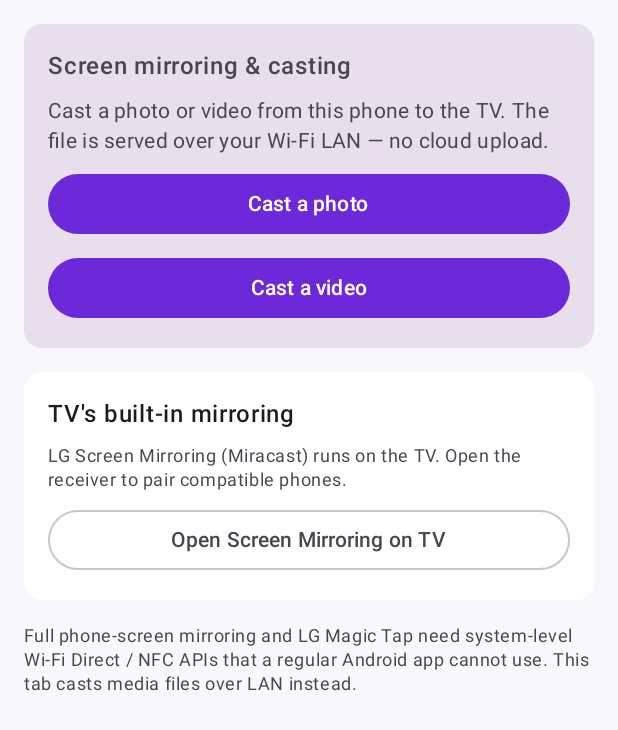
After one commit to janakiammanike/luma-gallery, an Android app built with Jetpack Compose: the composable CastTab shown on its own in the app's theme, on a phone screen of 412 x 824 dp. The commit adds this screen. Shown: the top 730 px of the screen. Run offline under Robolectric (Android 15) with nearby library versions, the phone set to English and light mode, and no system bars; libraries missing offline, so code that uses them is left out: java.io.

Commit message:
Add sound, input, search and casting screens with bottom navigation

```diff
--- a/tvremote/build.gradle.kts
+++ b/tvremote/build.gradle.kts
@@ -76,4 +76,5 @@ dependencies {
     debugImplementation(libs.compose.ui.tooling)
 
     implementation(libs.okhttp)
+    implementation(libs.nanohttpd)
 }
--- a/tvremote/src/main/java/com/luma/tvremote/ui/AppsTab.kt
+++ b/tvremote/src/main/java/com/luma/tvremote/ui/AppsTab.kt
@@ -17,6 +17,8 @@ import androidx.compose.material3.OutlinedButton
 import androidx.compose.material3.OutlinedTextField
 import androidx.compose.material3.Text
 import androidx.compose.runtime.Composable
+import androidx.compose.runtime.collectAsState
+import androidx.compose.runtime.getValue
 import androidx.compose.ui.Alignment
 import androidx.compose.ui.Modifier
 import androidx.compose.ui.text.font.FontWeight
@@ -24,7 +26,7 @@ import androidx.compose.ui.unit.dp
 
 @Composable
 fun AppsTab(vm: RemoteViewModel) {
-    val state = vm.ui.value
+    val state by vm.ui.collectAsState()
     val query = state.appQuery.trim()
     val apps = state.apps.filter {
         query.isBlank() ||
--- /dev/null
+++ b/tvremote/src/main/java/com/luma/tvremote/ui/CastTab.kt
@@ -0,0 +1,100 @@
+package com.luma.tvremote.ui
+
+import androidx.activity.compose.rememberLauncherForActivityResult
+import androidx.activity.result.contract.ActivityResultContracts
+import androidx.compose.foundation.layout.Arrangement
+import androidx.compose.foundation.layout.Column
+import androidx.compose.foundation.layout.Row
+import androidx.compose.foundation.layout.fillMaxSize
+import androidx.compose.foundation.layout.fillMaxWidth
+import androidx.compose.foundation.layout.padding
+import androidx.compose.foundation.rememberScrollState
+import androidx.compose.foundation.verticalScroll
+import androidx.compose.material3.Button
+import androidx.compose.material3.Card
+import androidx.compose.material3.CardDefaults
+import androidx.compose.material3.MaterialTheme
+import androidx.compose.material3.OutlinedButton
+import androidx.compose.material3.Text
+import androidx.compose.runtime.Composable
+import androidx.compose.runtime.collectAsState
+import androidx.compose.runtime.getValue
+import androidx.compose.ui.Modifier
+import androidx.compose.ui.text.font.FontWeight
+import androidx.compose.ui.unit.dp
+
+@Composable
+fun CastTab(vm: RemoteViewModel) {
+    val state by vm.ui.collectAsState()
+    val picker = rememberLauncherForActivityResult(
+        ActivityResultContracts.GetContent()
+    ) { uri -> if (uri != null) vm.castMedia(uri) }
+
+    Column(
+        modifier = Modifier
+            .fillMaxSize()
+            .verticalScroll(rememberScrollState())
+            .padding(16.dp),
+        verticalArrangement = Arrangement.spacedBy(16.dp)
+    ) {
+        Card(
+            modifier = Modifier.fillMaxWidth(),
+            colors = CardDefaults.cardColors(containerColor = MaterialTheme.colorScheme.surfaceVariant)
+        ) {
+            Column(
+                modifier = Modifier.padding(16.dp),
+                verticalArrangement = Arrangement.spacedBy(8.dp)
+            ) {
+                Text("Screen mirroring & casting", fontWeight = FontWeight.SemiBold)
+                Text(
+                    "Cast a photo or video from this phone to the TV. The file is served over your Wi‑Fi LAN — no cloud upload.",
+                    style = MaterialTheme.typography.bodyMedium
+                )
+                Button(
+                    onClick = { picker.launch("image/*") },
+                    modifier = Modifier.fillMaxWidth()
+                ) {
+                    Text("Cast a photo")
+                }
+                Button(
+                    onClick = { picker.launch("video/*") },
+                    modifier = Modifier.fillMaxWidth()
+                ) {
+                    Text("Cast a video")
+                }
+                state.castUrl?.let { url ->
+                    Text("Now playing: $url", style = MaterialTheme.typography.bodySmall)
+                    OutlinedButton(onClick = vm::stopCast, modifier = Modifier.fillMaxWidth()) {
+                        Text("Stop casting")
+                    }
+                }
+            }
+        }
+
+        Card(
+            modifier = Modifier.fillMaxWidth(),
+            colors = CardDefaults.cardColors(containerColor = MaterialTheme.colorScheme.surface)
+        ) {
+            Column(
+                modifier = Modifier.padding(16.dp),
+                verticalArrangement = Arrangement.spacedBy(8.dp)
+            ) {
+                Text("TV's built-in mirroring", fontWeight = FontWeight.SemiBold)
+                Text(
+                    "LG Screen Mirroring (Miracast) runs on the TV. Open the receiver to pair compatible phones.",
+                    style = MaterialTheme.typography.bodySmall,
+                    color = MaterialTheme.colorScheme.onSurfaceVariant
+                )
+                OutlinedButton(onClick = vm::openScreenMirroring, modifier = Modifier.fillMaxWidth()) {
+                    Text("Open Screen Mirroring on TV")
+                }
+            }
+        }
+
+        Text(
+            "Full phone-screen mirroring and LG Magic Tap need system-level Wi‑Fi Direct / NFC APIs that a regular Android app cannot use. This tab casts media files over LAN instead.",
+            style = MaterialTheme.typography.bodySmall,
+            color = MaterialTheme.colorScheme.onSurfaceVariant
+        )
+    }
+}
--- a/tvremote/src/main/java/com/luma/tvremote/ui/KeyboardTab.kt
+++ b/tvremote/src/main/java/com/luma/tvremote/ui/KeyboardTab.kt
@@ -16,13 +16,15 @@ import androidx.compose.material3.OutlinedButton
 import androidx.compose.material3.OutlinedTextField
 import androidx.compose.material3.Text
 import androidx.compose.runtime.Composable
+import androidx.compose.runtime.collectAsState
+import androidx.compose.runtime.getValue
 import androidx.compose.ui.Modifier
 import androidx.compose.ui.text.font.FontWeight
 import androidx.compose.ui.unit.dp
 
 @Composable
 fun KeyboardTab(vm: RemoteViewModel) {
-    val state = vm.ui.value
+    val state by vm.ui.collectAsState()
 
     Column(
         modifier = Modifier
--- a/tvremote/src/main/java/com/luma/tvremote/ui/RemoteTab.kt
+++ b/tvremote/src/main/java/com/luma/tvremote/ui/RemoteTab.kt
@@ -19,6 +19,8 @@ import androidx.compose.material3.MaterialTheme
 import androidx.compose.material3.OutlinedButton
 import androidx.compose.material3.Text
 import androidx.compose.runtime.Composable
+import androidx.compose.runtime.collectAsState
+import androidx.compose.runtime.getValue
 import androidx.compose.ui.Alignment
 import androidx.compose.ui.Modifier
 import androidx.compose.ui.text.font.FontWeight
@@ -36,7 +38,7 @@ private val GROUPS = listOf(
 
 @Composable
 fun RemoteTab(vm: RemoteViewModel) {
-    val state = vm.ui.value
+    val state by vm.ui.collectAsState()
 
     Column(
         modifier = Modifier
--- a/tvremote/src/main/java/com/luma/tvremote/ui/Theme.kt
+++ b/tvremote/src/main/java/com/luma/tvremote/ui/Theme.kt
@@ -37,7 +37,8 @@ private val LightColors = lightColorScheme(
 )
 
 @Composable
-fun TVRemoteTheme(content: @Composable () -> Unit) {
-    val colors = if (isSystemInDarkTheme()) DarkColors else LightColors
+fun TVRemoteTheme(darkTheme: Boolean? = null, content: @Composable () -> Unit) {
+    val dark = darkTheme ?: isSystemInDarkTheme()
+    val colors = if (dark) DarkColors else LightColors
     MaterialTheme(colorScheme = colors, content = content)
 }
```
Also changed, not shown: tvremote/src/main/java/com/luma/tvremote/MainActivity.kt (+8 -2 lines), tvremote/src/main/java/com/luma/tvremote/data/TvStore.kt (+23 -0 lines), tvremote/src/main/java/com/luma/tvremote/net/MediaServer.kt (added, +64 -0 lines), tvremote/src/main/java/com/luma/tvremote/net/WebOsClient.kt (+33 -1 lines), tvremote/src/main/java/com/luma/tvremote/ui/InputsTab.kt (added, +94 -0 lines), tvremote/src/main/java/com/luma/tvremote/ui/RemoteApp.kt (+82 -21 lines), tvremote/src/main/java/com/luma/tvremote/ui/RemoteViewModel.kt (+117 -3 lines), tvremote/src/main/java/com/luma/tvremote/ui/SearchTab.kt (added, +131 -0 lines), tvremote/src/main/java/com/luma/tvremote/ui/SettingsSheet.kt (added, +47 -0 lines), 1 other file.
